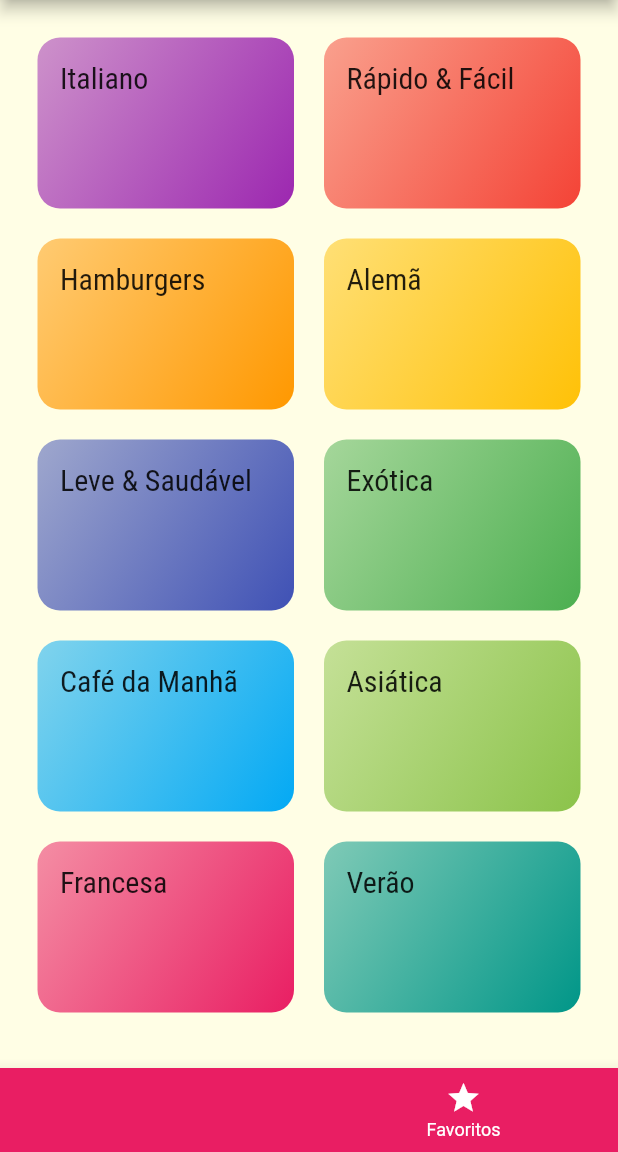
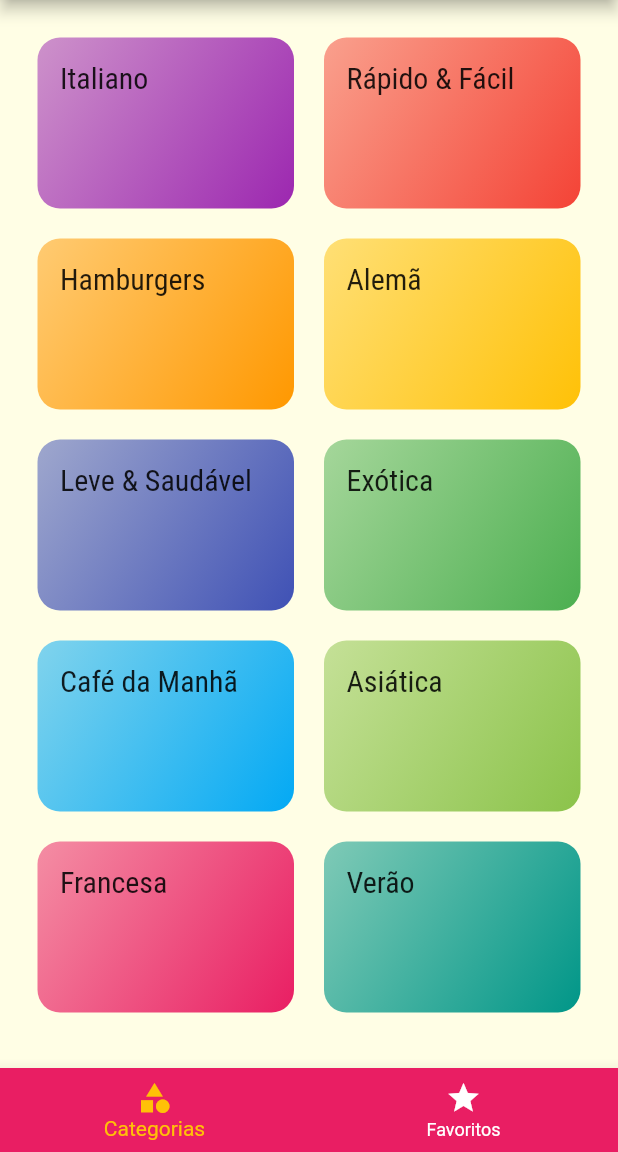
Before and after one commit to KaiqueMunhoz/ryc_meals, a Flutter app: the TabsScreen screen opened directly, on a phone screen of 412 x 824 dp, the part 84-1236 px from its top. Run offline on Flutter 3.47's test engine with Material 2 defaults, Android fonts, the phone set to English and light mode, and no system bars.

Commit message:
feat: Add selectedItemColor with accentColor

```diff
--- a/lib/screens/tabs_screen.dart
+++ b/lib/screens/tabs_screen.dart
@@ -33,6 +33,7 @@ class _TabsScreenState extends State<TabsScreen> {
         onTap: _selectScreen,
         backgroundColor: Theme.of(context).primaryColor,
         unselectedItemColor: Colors.white,
+        selectedItemColor: Theme.of(context).accentColor,
         items: [
           BottomNavigationBarItem(
             icon: Icon(Icons.category),
```
